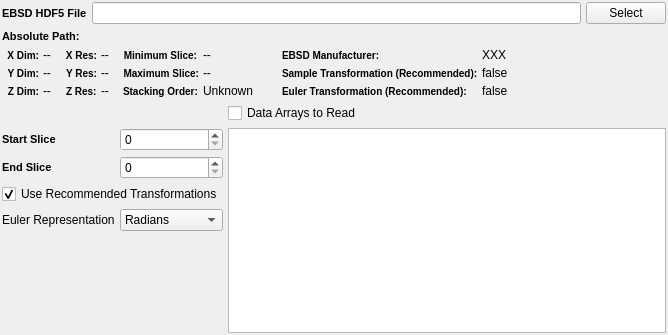
Above: Source/Plugins/OrientationAnalysis/Gui/FilterParameterWidgets/UI_Files/ReadH5EbsdWidget.ui from BlueQuartzSoftware/DREAM3D before the change. Below: the same form after it.
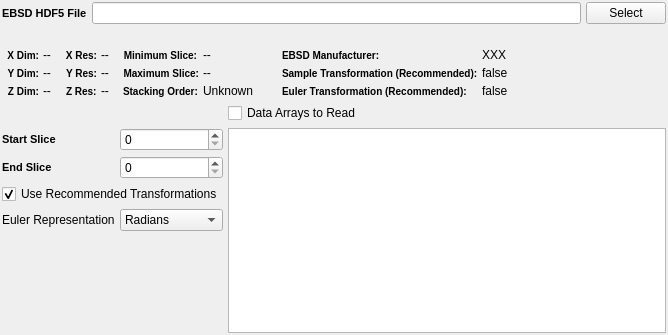
That is the form after the change. Custom widgets are drawn as their Qt base class.

Commit message: Update the codes to hide/show the absolute path if needed and real time update as the edit field is updated.

```diff
--- a/Source/Plugins/OrientationAnalysis/Gui/FilterParameterWidgets/UI_Files/ReadH5EbsdWidget.ui
+++ b/Source/Plugins/OrientationAnalysis/Gui/FilterParameterWidgets/UI_Files/ReadH5EbsdWidget.ui
@@ -67,19 +67,6 @@
        </property>
       </widget>
      </item>
-     <item row="1" column="0">
-      <widget class="QLabel" name="absPathNameLabel">
-       <property name="styleSheet">
-        <string notr="true">QLabel {
-font-weight: bold;
-font-size: 11px;
-}</string>
-       </property>
-       <property name="text">
-        <string>Absolute Path:</string>
-       </property>
-      </widget>
-     </item>
      <item row="1" column="1">
       <widget class="QLabel" name="absPathLabel">
        <property name="font">
@@ -721,6 +708,11 @@
    <extends>QLineEdit</extends>
    <header location="global">QtSLineEdit.h</header>
   </customwidget>
+  <customwidget>
+   <class>SVSmallLabel</class>
+   <extends>QLabel</extends>
+   <header location="global">SVControlWidgets.h</header>
+  </customwidget>
   <customwidget>
    <class>SVSpinBox</class>
    <extends>QSpinBox</extends>
```
Left out of the diff: 10 changed lines with no effect on the pictures. The commit also changes 3 other files.
